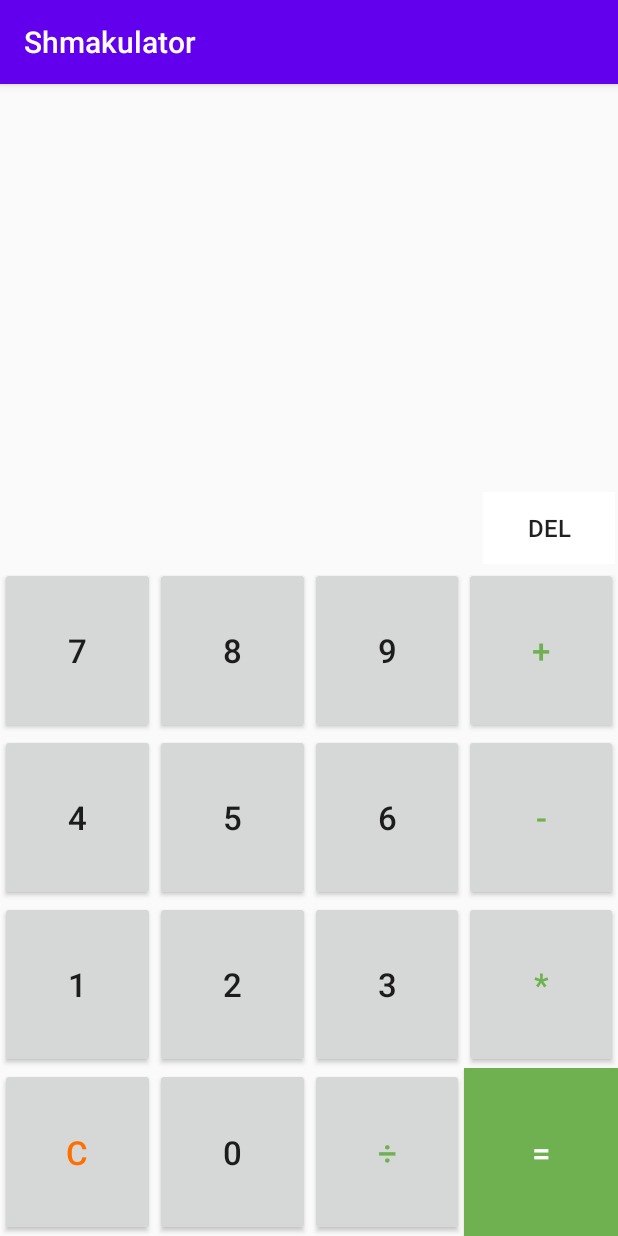
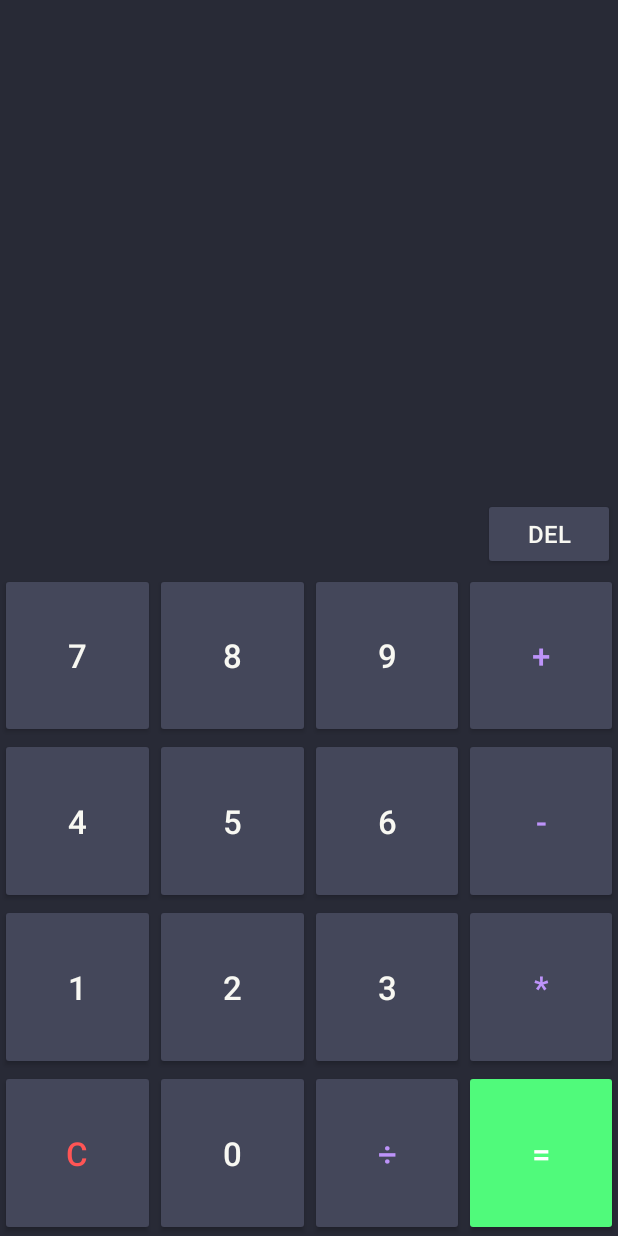
Before and after one commit to NNTC-ISIP-18/MDK-0103, an Android app: the screen it shows after launch (MainActivity), on a phone screen of 412 x 824 dp. Run offline under Robolectric (Android 15) with nearby library versions, the phone set to English and light mode, and no system bars.

Commit message:
Darcula theme for Shmakulator

```diff
--- a/Shmakulator/app/src/main/res/layout-land/activity_main.xml
+++ b/Shmakulator/app/src/main/res/layout-land/activity_main.xml
@@ -3,6 +3,7 @@
     xmlns:tools="http://schemas.android.com/tools"
     android:layout_width="match_parent"
     android:layout_height="match_parent"
+    android:background="#282a36"
     android:orientation="vertical"
     tools:context=".MainActivity"
     tools:ignore="HardcodedText">
@@ -10,28 +11,24 @@
     <LinearLayout
         android:layout_width="match_parent"
         android:layout_height="wrap_content"
-        android:layout_marginHorizontal="5sp"
+        android:layout_marginHorizontal="10sp"
         android:orientation="vertical">
 
-        <EditText
+        <TextView
             android:id="@+id/inputBox"
             android:layout_width="match_parent"
             android:layout_height="50dp"
-            android:ems="10"
-            android:gravity="end"
-            android:importantForAutofill="no"
-            android:inputType="none"
-            android:text="5+5"
+            android:textAlignment="viewEnd"
+            android:textColor="#f8f8f2"
             android:textSize="25sp" />
 
         <TextView
-            android:id="@+id/result_box"
+            android:id="@+id/resultBox"
             android:layout_width="match_parent"
-            android:layout_height="30dp"
-            android:gravity="end"
-            android:text="10"
+            android:layout_height="50dp"
+            android:textAlignment="viewEnd"
+            android:textColor="#f8f8f2"
             android:textSize="25sp" />
-
     </LinearLayout>
 
     <LinearLayout
@@ -43,14 +40,16 @@
 
         <Button
             android:id="@+id/btnDelete"
+            style="@style/CalcButton"
             android:layout_width="match_parent"
             android:layout_height="match_parent"
+            android:onClick="onKeyboardClick"
             android:text="Del"
             android:textSize="14sp" />
     </LinearLayout>
 
     <LinearLayout
-        android:id="@+id/buttonsContainer"
+        android:id="@+id/btntonsContainer"
         android:layout_width="match_parent"
         android:layout_height="match_parent"
         android:orientation="vertical">
@@ -62,25 +61,26 @@
             android:orientation="horizontal">
 
             <Button
-                android:id="@+id/but7"
                 style="@style/CalcButton"
+                android:onClick="onKeyboardClick"
                 android:text="7" />
 
             <Button
-                android:id="@+id/but8"
                 style="@style/CalcButton"
+                android:onClick="onKeyboardClick"
                 android:text="8" />
 
             <Button
-                android:id="@+id/but9"
                 style="@style/CalcButton"
+                android:onClick="onKeyboardClick"
                 android:text="9" />
 
             <Button
-                android:id="@+id/butadd"
+                android:id="@+id/btnPlus"
                 style="@style/CalcButton"
+                android:onClick="onKeyboardClick"
                 android:text="+"
-                android:textColor="#6FB151" />
+                android:textColor="#bd93f9" />
 
         </LinearLayout>
 
@@ -91,25 +91,26 @@
             android:orientation="horizontal">
 
             <Button
-                android:id="@+id/but4"
                 style="@style/CalcButton"
+                android:onClick="onKeyboardClick"
                 android:text="4" />
 
             <Button
-                android:id="@+id/but5"
                 style="@style/CalcButton"
+                android:onClick="onKeyboardClick"
                 android:text="5" />
 
             <Button
-                android:id="@+id/but6"
                 style="@style/CalcButton"
+                android:onClick="onKeyboardClick"
                 android:text="6" />
 
             <Button
-                android:id="@+id/butmin"
+                android:id="@+id/btnMinus"
                 style="@style/CalcButton"
+                android:onClick="onKeyboardClick"
                 android:text="-"
-                android:textColor="#6FB151" />
+                android:textColor="#bd93f9" />
 
         </LinearLayout>
 
@@ -120,25 +121,26 @@
             android:orientation="horizontal">
 
             <Button
-                android:id="@+id/but1"
                 style="@style/CalcButton"
+                android:onClick="onKeyboardClick"
                 android:text="1" />
 
             <Button
-                android:id="@+id/but2"
                 style="@style/CalcButton"
+                android:onClick="onKeyboardClick"
                 android:text="2" />
 
             <Button
-                android:id="@+id/btn3"
                 style="@style/CalcButton"
+                android:onClick="onKeyboardClick"
                 android:text="3" />
 
             <Button
                 android:id="@+id/btnMultiply"
                 style="@style/CalcButton"
+                android:onClick="onKeyboardClick"
                 android:text="*"
-                android:textColor="#6FB151" />
+                android:textColor="#bd93f9" />
 
         </LinearLayout>
 
@@ -151,25 +153,29 @@
             <Button
                 android:id="@+id/btnClear"
                 style="@style/CalcButton"
+                android:onClick="onKeyboardClick"
                 android:text="C"
-                android:textColor="#FF6F00" />
+                android:textColor="#ff5555" />
 
             <Button
-                android:id="@+id/butzero"
                 style="@style/CalcButton"
+                android:onClick="onKeyboardClick"
                 android:text="0" />
 
             <Button
-                android:id="@+id/butdiv"
+                android:id="@+id/btnDiv"
                 style="@style/CalcButton"
+                android:onClick="onKeyboardClick"
                 android:text="\u00F7"
-                android:textColor="#6FB151" />
+                android:textColor="#bd93f9" />
 
             <Button
-                android:id="@+id/butequal"
+                android:id="@+id/btnEqual"
                 style="@style/CalcButton"
-                android:text="=" />
-
+                android:backgroundTint="#50fa7b"
+                android:onClick="onKeyboardClick"
+                android:text="="
+                android:textColor="#FFFFFF" />
         </LinearLayout>
     </LinearLayout>
 </LinearLayout>
--- a/Shmakulator/app/src/main/res/layout/activity_main.xml
+++ b/Shmakulator/app/src/main/res/layout/activity_main.xml
@@ -3,6 +3,7 @@
     xmlns:tools="http://schemas.android.com/tools"
     android:layout_width="match_parent"
     android:layout_height="match_parent"
+    android:background="#282a36"
     android:orientation="vertical"
     tools:context=".MainActivity"
     tools:ignore="HardcodedText">
@@ -16,15 +17,18 @@
         <TextView
             android:id="@+id/inputBox"
             android:layout_width="match_parent"
-            android:layout_height="150dp"
+            android:layout_height="180dp"
             android:textAlignment="viewEnd"
-            android:textSize="50sp" />
+            android:textColor="#f8f8f2"
+            android:textSize="60sp" />
 
         <TextView
             android:id="@+id/resultBox"
             android:layout_width="match_parent"
-            android:layout_height="100dp"
-            android:textSize="35sp" />
+            android:layout_height="130dp"
+            android:textAlignment="viewEnd"
+            android:textColor="#f8f8f2"
+            android:textSize="50sp" />
     </LinearLayout>
 
     <LinearLayout
@@ -36,9 +40,7 @@
 
         <Button
             android:id="@+id/btnDelete"
-            android:layout_width="match_parent"
-            android:layout_height="match_parent"
-            android:background="#FFFFFF"
+            style="@style/CalcButton"
             android:onClick="onKeyboardClick"
             android:text="Del"
             android:textSize="16sp" />
@@ -57,19 +59,16 @@
             android:orientation="horizontal">
 
             <Button
-                android:id="@+id/btn7"
                 style="@style/CalcButton"
                 android:onClick="onKeyboardClick"
                 android:text="7" />
 
             <Button
-                android:id="@+id/btn8"
                 style="@style/CalcButton"
                 android:onClick="onKeyboardClick"
                 android:text="8" />
 
             <Button
-                android:id="@+id/btn9"
                 style="@style/CalcButton"
                 android:onClick="onKeyboardClick"
                 android:text="9" />
@@ -79,7 +78,7 @@
                 style="@style/CalcButton"
                 android:onClick="onKeyboardClick"
                 android:text="+"
-                android:textColor="#6FB151" />
+                android:textColor="#bd93f9" />
 
         </LinearLayout>
 
@@ -90,19 +89,16 @@
             android:orientation="horizontal">
 
             <Button
-                android:id="@+id/btn4"
                 style="@style/CalcButton"
                 android:onClick="onKeyboardClick"
                 android:text="4" />
 
             <Button
-                android:id="@+id/btn5"
                 style="@style/CalcButton"
                 android:onClick="onKeyboardClick"
                 android:text="5" />
 
             <Button
-                android:id="@+id/btn6"
                 style="@style/CalcButton"
                 android:onClick="onKeyboardClick"
                 android:text="6" />
@@ -112,7 +108,7 @@
                 style="@style/CalcButton"
                 android:onClick="onKeyboardClick"
                 android:text="-"
-                android:textColor="#6FB151" />
+                android:textColor="#bd93f9" />
 
         </LinearLayout>
 
@@ -123,19 +119,16 @@
             android:orientation="horizontal">
 
             <Button
-                android:id="@+id/btn1"
                 style="@style/CalcButton"
                 android:onClick="onKeyboardClick"
                 android:text="1" />
 
             <Button
-                android:id="@+id/btn2"
                 style="@style/CalcButton"
                 android:onClick="onKeyboardClick"
                 android:text="2" />
 
             <Button
-                android:id="@+id/btn3"
                 style="@style/CalcButton"
                 android:onClick="onKeyboardClick"
                 android:text="3" />
@@ -145,7 +138,7 @@
                 style="@style/CalcButton"
                 android:onClick="onKeyboardClick"
                 android:text="*"
-                android:textColor="#6FB151" />
+                android:textColor="#bd93f9" />
 
         </LinearLayout>
 
@@ -160,10 +153,9 @@
                 style="@style/CalcButton"
                 android:onClick="onKeyboardClick"
                 android:text="C"
-                android:textColor="#FF6F00" />
+                android:textColor="#ff5555" />
 
             <Button
-                android:id="@+id/btnZero"
                 style="@style/CalcButton"
                 android:onClick="onKeyboardClick"
                 android:text="0" />
@@ -173,12 +165,12 @@
                 style="@style/CalcButton"
                 android:onClick="onKeyboardClick"
                 android:text="\u00F7"
-                android:textColor="#6FB151" />
+                android:textColor="#bd93f9" />
 
             <Button
                 android:id="@+id/btnEqual"
                 style="@style/CalcButton"
-                android:background="#6FB151"
+                android:backgroundTint="#50fa7b"
                 android:onClick="onKeyboardClick"
                 android:text="="
                 android:textColor="#FFFFFF" />
--- a/Shmakulator/app/src/main/res/values/styles.xml
+++ b/Shmakulator/app/src/main/res/values/styles.xml
@@ -6,6 +6,8 @@
         <item name="colorPrimary">@color/colorPrimary</item>
         <item name="colorPrimaryDark">@color/colorPrimaryDark</item>
         <item name="colorAccent">@color/colorAccent</item>
+        <item name="windowActionBar">false</item>
+        <item name="windowNoTitle">true</item>
     </style>
 
     <style name="CalcButton">
@@ -13,6 +15,8 @@
         <item name="android:layout_height">match_parent</item>
         <item name="android:layout_weight">1</item>
         <item name="android:textSize">10pt</item>
+        <item name="android:textColor">#f8f8f2</item>
+        <item name="android:backgroundTint">#44475a</item>
     </style>
 
 </resources>
```
